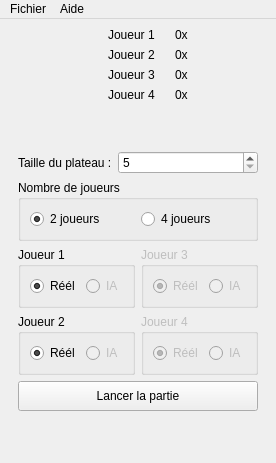
Ioni14/quoridor, file Quoridor.ui: the form before one commit.
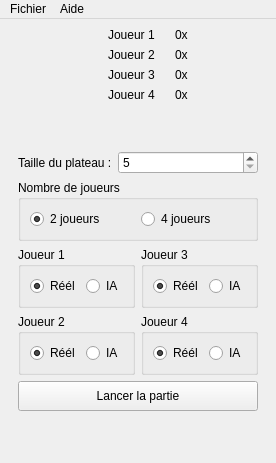
The form after the commit. Icons and pictures are not drawn.

Patch:
```diff
--- a/Quoridor.ui
+++ b/Quoridor.ui
@@ -531,7 +531,7 @@
                 <item>
                  <widget class="QRadioButton" name="player1IARadioButton">
                   <property name="enabled">
-                   <bool>false</bool>
+                   <bool>true</bool>
                   </property>
                   <property name="text">
                    <string>IA</string>
@@ -560,7 +560,7 @@
                 <item>
                  <widget class="QRadioButton" name="player2IARadioButton">
                   <property name="enabled">
-                   <bool>false</bool>
+                   <bool>true</bool>
                   </property>
                   <property name="text">
                    <string>IA</string>
@@ -577,7 +577,7 @@
              <item>
               <widget class="QGroupBox" name="player3GroupBox">
                <property name="enabled">
-                <bool>false</bool>
+                <bool>true</bool>
                </property>
                <property name="title">
                 <string>Joueur 3</string>
@@ -596,7 +596,7 @@
                 <item>
                  <widget class="QRadioButton" name="player3IARadioButton">
                   <property name="enabled">
-                   <bool>false</bool>
+                   <bool>true</bool>
                   </property>
                   <property name="text">
                    <string>IA</string>
@@ -609,7 +609,7 @@
              <item>
               <widget class="QGroupBox" name="player4GroupBox">
                <property name="enabled">
-                <bool>false</bool>
+                <bool>true</bool>
                </property>
                <property name="title">
                 <string>Joueur 4</string>
@@ -628,7 +628,7 @@
                 <item>
                  <widget class="QRadioButton" name="player4IARadioButton">
                   <property name="enabled">
-                   <bool>false</bool>
+                   <bool>true</bool>
                   </property>
                   <property name="text">
                    <string>IA</string>
```
